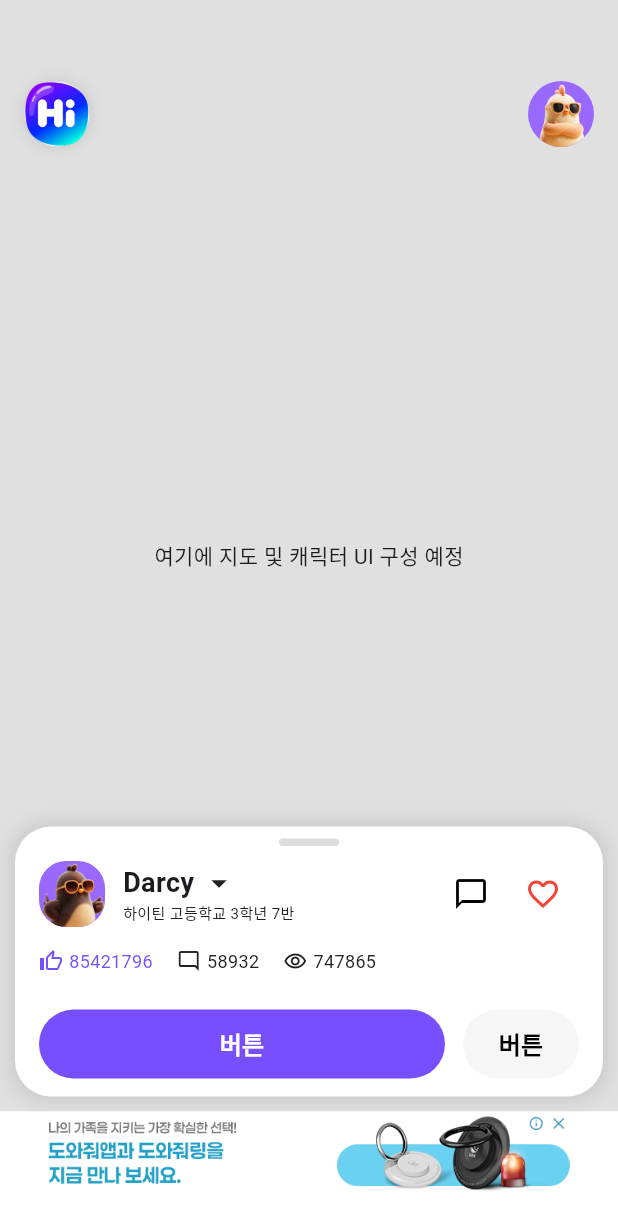
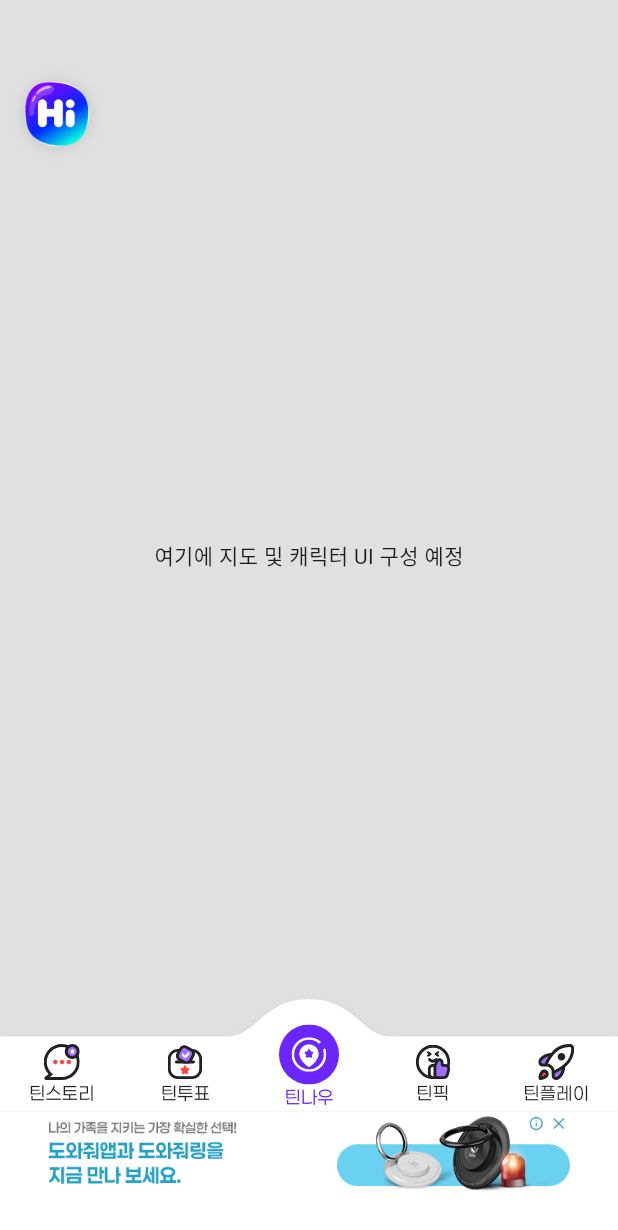
Before and after one commit to gyu-hyung/work, a Flutter app: the TeenNowPageView screen opened directly, on a phone screen of 412 x 824 dp. Shown: the top 1230 px of the screen. Run offline on Flutter 3.47's test engine with Material 3 defaults, Android fonts, the phone set to English and light mode, and no system bars; drawn by our look-alikes of convex_bottom_bar; our stand-ins replace curved_navigation_bar, equatable, flutter_bloc, flutter_svg, go_router.

Commit message:
convex bottom nav bar

```diff
--- a/lib/src/ui/pages/teen_now/teen_now_page.dart
+++ b/lib/src/ui/pages/teen_now/teen_now_page.dart
@@ -4,6 +4,7 @@ import 'package:go_router/go_router.dart';
 import 'package:practice01/src/ui/pages/teen_now/bloc/expanded_bloc.dart';
 import 'package:practice01/src/ui/pages/teen_now/widgets/icon_text.dart';
 import 'package:practice01/src/ui/widgets/hiteen_bottom_banner.dart';
+import 'package:practice01/src/ui/widgets/hiteen_bottom_nav_bar.dart';
 
 class TeenNowPage extends StatelessWidget {
   const TeenNowPage({super.key});
@@ -29,9 +30,9 @@ class TeenNowPageView extends StatelessWidget {
             child: Stack(
               children: [
                 _buildBackground(),
-                _buildBackButton(context),
-                _buildTopProfileIcon(context),
-                _buildDraggableSheet(context),
+                _buildHiteenLogo(context),
+                // _buildDraggableSheet(context),
+                const HiteenBottomNavBar(),
               ],
             ),
           ),
@@ -52,7 +53,7 @@ class TeenNowPageView extends StatelessWidget {
     );
   }
 
-  Widget _buildBackButton(BuildContext context) {
+  Widget _buildHiteenLogo(BuildContext context) {
     return Positioned(
       top: 54,
       left: 16,
@@ -83,7 +84,7 @@ class TeenNowPageView extends StatelessWidget {
     );
   }
 
-  Widget _buildTopProfileIcon(BuildContext context) {
+  Widget _buildTopFloatProfileIcon(BuildContext context) {
     return Positioned(
       top: 54,
       right: 16,
--- /dev/null
+++ b/lib/src/ui/widgets/hiteen_bottom_nav_bar.dart
@@ -0,0 +1,80 @@
+import 'package:convex_bottom_bar/convex_bottom_bar.dart';
+import 'package:flutter/material.dart';
+import 'package:flutter_svg/flutter_svg.dart';
+import 'package:practice01/constants.dart';
+
+class HiteenBottomNavBar extends StatefulWidget {
+  const HiteenBottomNavBar({super.key});
+
+  @override
+  State<HiteenBottomNavBar> createState() => _HiteenBottomNavBarState();
+}
+
+class _HiteenBottomNavBarState extends State<HiteenBottomNavBar> {
+  int _selectedIndex = 2;
+
+  final List<Widget> _pages = [
+    const Center(child: Text('틴스토리')),
+    const Center(child: Text('틴투표')),
+    const Center(child: Text('틴나우')),
+    const Center(child: Text('틴픽')),
+    const Center(child: Text('틴플레이')),
+  ];
+
+  @override
+  Widget build(BuildContext context) {
+    return Align(
+      alignment: Alignment.bottomCenter,
+      child: ConvexAppBar(
+        style: TabStyle.react,
+        // style: TabStyle.fixed,
+        backgroundColor: Colors.white,
+        activeColor: const Color(0XFF6A26FD),
+        color: Colors.black87,
+        initialActiveIndex: _selectedIndex,
+        items: [
+          TabItem(
+            icon: SvgPicture.asset(
+              'assets/icons/ic_menu_story.svg',
+            ),
+            title: '틴스토리',
+            fontFamily: kPaperlogyFont,
+          ),
+          TabItem(
+            icon: SvgPicture.asset(
+              'assets/icons/ic_menu_vote.svg',
+            ),
+            title: '틴투표',
+            fontFamily: kPaperlogyFont,
+          ),
+          TabItem(
+            icon: SvgPicture.asset(
+              'assets/icons/ic_menu_now_active.svg',
+            ),
+            title: '틴나우',
+            fontFamily: kPaperlogyFont,
+          ),
+          TabItem(
+            icon: SvgPicture.asset(
+              'assets/icons/ic_menu_pick.svg',
+            ),
+            title: '틴픽',
+            fontFamily: kPaperlogyFont,
+          ),
+          TabItem(
+            icon: SvgPicture.asset(
+              'assets/icons/ic_menu_play.svg',
+            ),
+            title: '틴플레이',
+            fontFamily: kPaperlogyFont,
+          ),
+        ],
+        onTap: (int index) {
+          setState(() {
+            _selectedIndex = index;
+          });
+        },
+      ),
+    );
+  }
+}
```
Also changed, not shown: assets/icons/ic_menu_now.svg (added), assets/icons/ic_menu_now_active copy.svg (added), assets/icons/ic_menu_now_active.png (added), assets/icons/ic_menu_now_active.svg (added), assets/icons/ic_menu_pick.svg (added), assets/icons/ic_menu_play.svg (added), assets/icons/ic_menu_story.svg (added), assets/icons/ic_menu_vote.svg (added).
